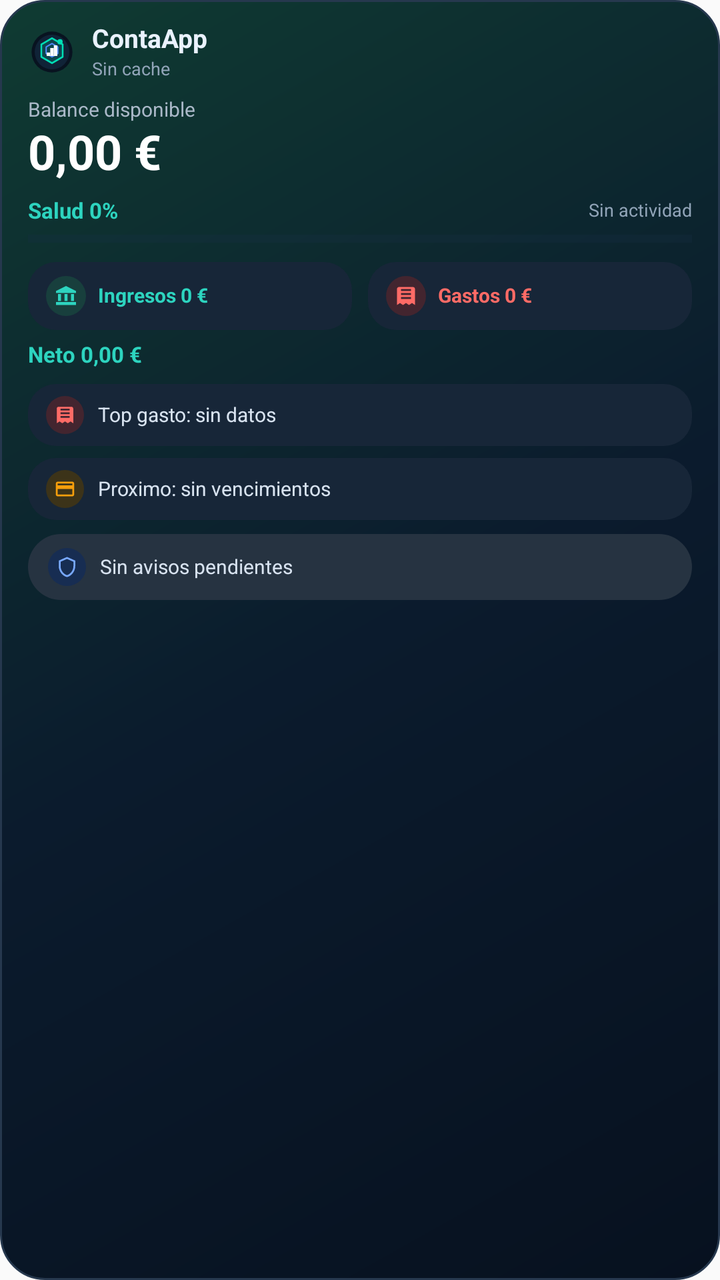
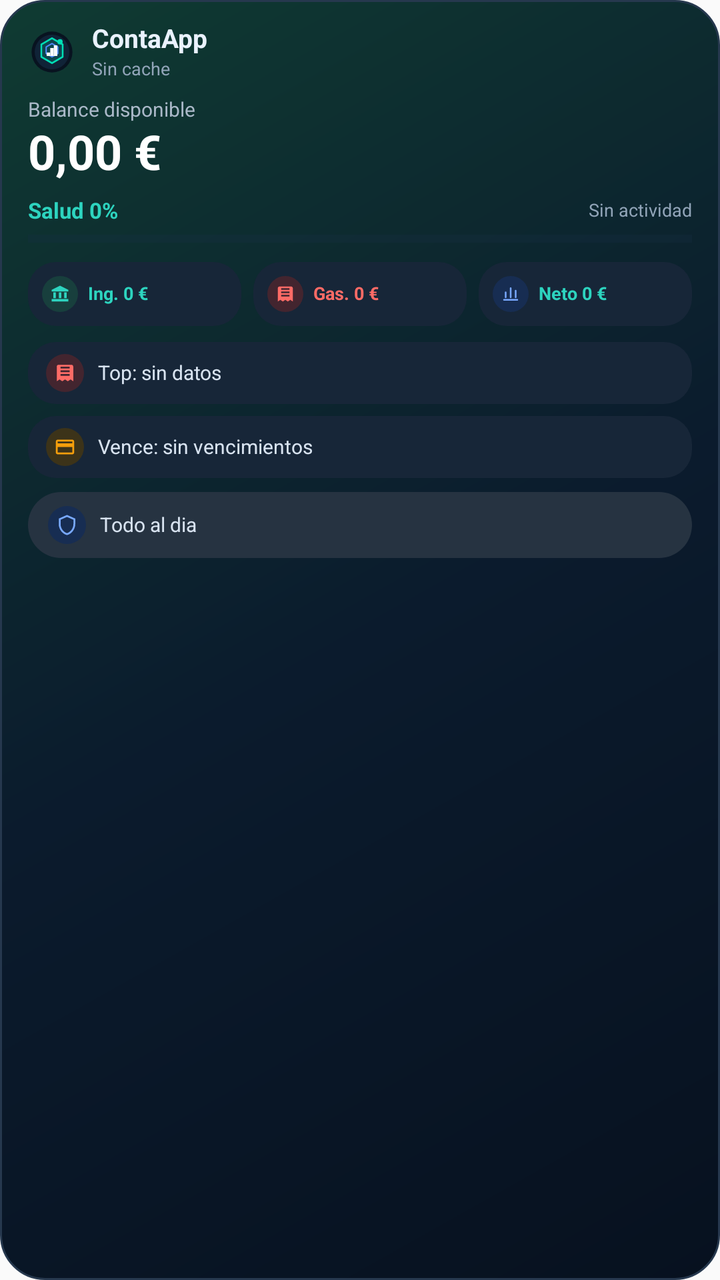

Before-and-after screenshots of an Android layout around one commit, followed by the original layout XML and the change that was made.
<!-- AndroidManifest.xml: application theme Theme.ContaApp -->
<!-- res/layout/widget_conta_summary.xml -->
<?xml version="1.0" encoding="utf-8"?>
<LinearLayout xmlns:android="http://schemas.android.com/apk/res/android"
    android:id="@+id/widget_root"
    android:layout_width="match_parent"
    android:layout_height="match_parent"
    android:background="@drawable/widget_card_background"
    android:orientation="vertical">

    <LinearLayout
        android:layout_width="match_parent"
        android:layout_height="wrap_content"
        android:gravity="center_vertical"
        android:orientation="horizontal">

        <ImageView
            android:id="@+id/widget_logo"
            android:layout_width="24dp"
            android:layout_height="24dp"
            android:layout_marginEnd="8dp"
            android:contentDescription="@string/app_name"
            android:src="@drawable/ic_brand_mark" />

        <LinearLayout
            android:layout_width="0dp"
            android:layout_height="wrap_content"
            android:layout_weight="1"
            android:orientation="vertical">

            <TextView
                android:id="@+id/widget_title"
                android:layout_width="match_parent"
                android:layout_height="wrap_content"
                android:ellipsize="end"
                android:includeFontPadding="false"
                android:maxLines="1"
                android:text="ContaApp"
                android:textColor="#EAF2FF"
                android:textSize="13sp"
                android:textStyle="bold" />

            <TextView
                android:id="@+id/widget_updated"
                android:layout_width="match_parent"
                android:layout_height="wrap_content"
                android:layout_marginTop="2dp"
                android:ellipsize="end"
                android:includeFontPadding="false"
                android:maxLines="1"
                android:text="Sin cache"
                android:textColor="#91A4B8"
                android:textSize="9sp" />
        </LinearLayout>
    </LinearLayout>

    <TextView
        android:id="@+id/widget_balance_label"
        android:layout_width="match_parent"
        android:layout_height="wrap_content"
        android:layout_marginTop="9dp"
        android:includeFontPadding="false"
        android:text="Balance disponible"
        android:textColor="#AAB8C8"
        android:textSize="10sp" />

    <TextView
        android:id="@+id/widget_balance"
        android:layout_width="match_parent"
        android:layout_height="wrap_content"
        android:layout_marginTop="2dp"
        android:ellipsize="end"
        android:includeFontPadding="false"
        android:maxLines="1"
        android:text="0,00 €"
        android:textColor="#FFFFFF"
        android:textSize="24sp"
        android:textStyle="bold" />

    <LinearLayout
        android:layout_width="match_parent"
        android:layout_height="wrap_content"
        android:layout_marginTop="8dp"
        android:gravity="center_vertical"
        android:orientation="horizontal">

        <TextView
            android:id="@+id/widget_health"
            android:layout_width="wrap_content"
            android:layout_height="wrap_content"
            android:includeFontPadding="false"
            android:text="Salud 0%"
            android:textColor="#2DD4BF"
            android:textSize="11sp"
            android:textStyle="bold" />

        <TextView
            android:id="@+id/widget_mix"
            android:layout_width="0dp"
            android:layout_height="wrap_content"
            android:layout_marginStart="8dp"
            android:layout_weight="1"
            android:ellipsize="end"
            android:gravity="end"
            android:includeFontPadding="false"
            android:maxLines="1"
            android:text="Sin actividad"
            android:textColor="#91A4B8"
            android:textSize="9sp" />
    </LinearLayout>

    <ProgressBar
        android:id="@+id/widget_health_bar"
        style="?android:attr/progressBarStyleHorizontal"
        android:layout_width="match_parent"
        android:layout_height="5dp"
        android:layout_marginTop="5dp"
        android:indeterminate="false"
        android:max="100"
        android:progress="0"
        android:progressTint="#00DDB4"
        android:progressBackgroundTint="#1A3147" />

    <LinearLayout
        android:layout_width="match_parent"
        android:layout_height="wrap_content"
        android:layout_marginTop="9dp"
        android:orientation="horizontal">

        <LinearLayout
            android:id="@+id/widget_income_card"
            android:layout_width="0dp"
            android:layout_height="wrap_content"
            android:layout_marginEnd="4dp"
            android:layout_weight="1"
            android:background="@drawable/widget_metric_background"
            android:gravity="center_vertical"
            android:orientation="horizontal"
            android:paddingHorizontal="9dp"
            android:paddingVertical="7dp">

            <ImageView
                android:layout_width="20dp"
                android:layout_height="20dp"
                android:layout_marginEnd="6dp"
                android:background="@drawable/widget_icon_teal_background"
                android:contentDescription="Ingresos"
                android:padding="4dp"
                android:src="@drawable/ic_bank"
                android:tint="#2DD4BF" />

            <TextView
                android:id="@+id/widget_income"
                android:layout_width="0dp"
                android:layout_height="wrap_content"
                android:layout_weight="1"
                android:ellipsize="end"
                android:includeFontPadding="false"
                android:maxLines="1"
                android:text="Ingresos 0 €"
                android:textColor="#2DD4BF"
                android:textSize="10sp"
                android:textStyle="bold" />
        </LinearLayout>

        <LinearLayout
            android:id="@+id/widget_expense_card"
            android:layout_width="0dp"
            android:layout_height="wrap_content"
            android:layout_marginStart="4dp"
            android:layout_weight="1"
            android:background="@drawable/widget_metric_background"
            android:gravity="center_vertical"
            android:orientation="horizontal"
            android:paddingHorizontal="9dp"
            android:paddingVertical="7dp">

            <ImageView
                android:layout_width="20dp"
                android:layout_height="20dp"
                android:layout_marginEnd="6dp"
                android:background="@drawable/widget_icon_coral_background"
                android:contentDescription="Gastos"
                android:padding="4dp"
                android:src="@drawable/ic_receipt"
                android:tint="#FF6B66" />

            <TextView
                android:id="@+id/widget_expense"
                android:layout_width="0dp"
                android:layout_height="wrap_content"
                android:layout_weight="1"
                android:ellipsize="end"
                android:includeFontPadding="false"
                android:maxLines="1"
                android:text="Gastos 0 €"
                android:textColor="#FF6B66"
                android:textSize="10sp"
                android:textStyle="bold" />
        </LinearLayout>
    </LinearLayout>

    <TextView
        android:id="@+id/widget_net"
        android:layout_width="match_parent"
        android:layout_height="wrap_content"
        android:layout_marginTop="6dp"
        android:ellipsize="end"
        android:includeFontPadding="false"
        android:maxLines="1"
        android:text="Neto 0,00 €"
        android:textColor="#2DD4BF"
        android:textSize="11sp"
        android:textStyle="bold" />

    <LinearLayout
        android:id="@+id/widget_top_expense_card"
        android:layout_width="match_parent"
        android:layout_height="wrap_content"
        android:layout_marginTop="8dp"
        android:background="@drawable/widget_metric_background"
        android:gravity="center_vertical"
        android:orientation="horizontal"
        android:paddingHorizontal="9dp"
        android:paddingVertical="6dp">

        <ImageView
            android:layout_width="19dp"
            android:layout_height="19dp"
            android:layout_marginEnd="7dp"
            android:background="@drawable/widget_icon_coral_background"
            android:contentDescription="Top gasto"
            android:padding="4dp"
            android:src="@drawable/ic_receipt"
            android:tint="#FF6B66" />

        <TextView
            android:id="@+id/widget_top_expense"
            android:layout_width="0dp"
            android:layout_height="wrap_content"
            android:layout_weight="1"
            android:ellipsize="end"
            android:includeFontPadding="false"
            android:maxLines="1"
            android:text="Top gasto: sin datos"
            android:textColor="#D8E3F0"
            android:textSize="10sp" />
    </LinearLayout>

    <LinearLayout
        android:id="@+id/widget_next_card"
        android:layout_width="match_parent"
        android:layout_height="wrap_content"
        android:layout_marginTop="6dp"
        android:background="@drawable/widget_metric_background"
        android:gravity="center_vertical"
        android:orientation="horizontal"
        android:paddingHorizontal="9dp"
        android:paddingVertical="6dp">

        <ImageView
            android:layout_width="19dp"
            android:layout_height="19dp"
            android:layout_marginEnd="7dp"
            android:background="@drawable/widget_icon_amber_background"
            android:contentDescription="Proximo vencimiento"
            android:padding="4dp"
            android:src="@drawable/ic_credit_card"
            android:tint="#F59E0B" />

        <TextView
            android:id="@+id/widget_next"
            android:layout_width="0dp"
            android:layout_height="wrap_content"
            android:layout_weight="1"
            android:ellipsize="end"
            android:includeFontPadding="false"
            android:maxLines="1"
            android:text="Proximo: sin vencimientos"
            android:textColor="#D8E3F0"
            android:textSize="10sp" />
    </LinearLayout>

    <LinearLayout
        android:id="@+id/widget_attention_card"
        android:layout_width="match_parent"
        android:layout_height="wrap_content"
        android:layout_marginTop="7dp"
        android:background="@drawable/widget_attention_background"
        android:gravity="center_vertical"
        android:orientation="horizontal"
        android:paddingHorizontal="10dp"
        android:paddingVertical="7dp">

        <ImageView
            android:layout_width="19dp"
            android:layout_height="19dp"
            android:layout_marginEnd="7dp"
            android:background="@drawable/widget_icon_blue_background"
            android:contentDescription="Avisos"
            android:padding="4dp"
            android:src="@drawable/ic_shield"
            android:tint="#78A8FF" />

        <TextView
            android:id="@+id/widget_attention"
            android:layout_width="0dp"
            android:layout_height="wrap_content"
            android:layout_weight="1"
            android:ellipsize="end"
            android:includeFontPadding="false"
            android:maxLines="1"
            android:text="Sin avisos pendientes"
            android:textColor="#D8E3F0"
            android:textSize="10sp" />
    </LinearLayout>

</LinearLayout>
<!-- resources referenced by this layout -->
<resources>
  <!-- drawable ic_bank (drawable) -->
  <vector xmlns:android="http://schemas.android.com/apk/res/android" android:width="24dp" android:height="24dp" android:viewportWidth="24" android:viewportHeight="24">
      <path android:fillColor="#FF000000" android:pathData="M4,10v7h3v-7H4zM10.5,10v7h3v-7h-3zM2,21h20v-3H2v3zM17,10v7h3v-7h-3zM12,2 2,7v2h20V7L12,2z"/>
  </vector>
  <!-- drawable ic_credit_card (drawable) -->
  <vector xmlns:android="http://schemas.android.com/apk/res/android" android:width="24dp" android:height="24dp" android:viewportWidth="24" android:viewportHeight="24">
      <path android:fillColor="#FF000000" android:pathData="M20,4H4c-1.11,0 -1.99,0.89 -1.99,2L2,18c0,1.11 0.89,2 2,2h16c1.11,0 2,-0.89 2,-2V6c0,-1.11 -0.89,-2 -2,-2zM20,18H4v-6h16v6zM20,8H4V6h16v2z"/>
  </vector>
  <!-- drawable ic_receipt (drawable) -->
  <vector xmlns:android="http://schemas.android.com/apk/res/android" android:width="24dp" android:height="24dp" android:viewportWidth="24" android:viewportHeight="24">
      <path android:fillColor="#FF000000" android:pathData="M19,3H5c-1.1,0 -2,0.9 -2,2v16l3,-2 3,2 3,-2 3,2 3,-2 3,2V5c0,-1.1 -0.9,-2 -2,-2zM17,15H7v-2h10v2zM17,11H7V9h10v2zM17,7H7V5h10v2z"/>
  </vector>
  <!-- drawable widget_attention_background (drawable) -->
  <?xml version="1.0" encoding="utf-8"?>
  <shape xmlns:android="http://schemas.android.com/apk/res/android"
      android:shape="rectangle">
      <corners android:radius="20dp" />
      <solid android:color="#263341" />
  </shape>
  <!-- drawable widget_icon_amber_background (drawable) -->
  <?xml version="1.0" encoding="utf-8"?>
  <shape xmlns:android="http://schemas.android.com/apk/res/android"
      android:shape="rectangle">
      <corners android:radius="12dp" />
      <solid android:color="#3C3319" />
  </shape>
  <!-- drawable widget_icon_blue_background (drawable) -->
  <?xml version="1.0" encoding="utf-8"?>
  <shape xmlns:android="http://schemas.android.com/apk/res/android"
      android:shape="rectangle">
      <corners android:radius="12dp" />
      <solid android:color="#172D52" />
  </shape>
  <!-- drawable widget_icon_coral_background (drawable) -->
  <?xml version="1.0" encoding="utf-8"?>
  <shape xmlns:android="http://schemas.android.com/apk/res/android"
      android:shape="rectangle">
      <corners android:radius="12dp" />
      <solid android:color="#43252F" />
  </shape>
  <!-- drawable widget_icon_teal_background (drawable) -->
  <?xml version="1.0" encoding="utf-8"?>
  <shape xmlns:android="http://schemas.android.com/apk/res/android"
      android:shape="rectangle">
      <corners android:radius="12dp" />
      <solid android:color="#183F3D" />
  </shape>
  <!-- drawable widget_metric_background (drawable) -->
  <?xml version="1.0" encoding="utf-8"?>
  <shape xmlns:android="http://schemas.android.com/apk/res/android"
      android:shape="rectangle">
      <corners android:radius="14dp" />
      <solid android:color="#172638" />
  </shape>
  <string name="app_name">ContaApp</string>
  <style name="Theme.ContaApp" parent="android:style/Theme.Material.Light.NoActionBar">
          <item name="android:windowLightStatusBar">true</item>
          <item name="android:statusBarColor">#F8FAFC</item>
          <item name="android:navigationBarColor">#F8FAFC</item>
      </style>
  <!-- unchanged entries left out for length: 3 -->
</resources>

<!-- the commit's change to res/layout/widget_conta_summary.xml (unified diff, before → after) -->
@@ -116,10 +116,11 @@
         android:indeterminate="false"
         android:max="100"
         android:progress="0"
-        android:progressTint="#00DDB4"
-        android:progressBackgroundTint="#1A3147" />
-
-    <LinearLayout
+        android:progressBackgroundTint="#1A3147"
+        android:progressTint="#00DDB4" />
+
+    <LinearLayout
+        android:id="@+id/widget_result_row"
         android:layout_width="match_parent"
         android:layout_height="wrap_content"
         android:layout_marginTop="9dp"
@@ -129,18 +130,18 @@
             android:id="@+id/widget_income_card"
             android:layout_width="0dp"
             android:layout_height="wrap_content"
-            android:layout_marginEnd="4dp"
+            android:layout_marginEnd="3dp"
             android:layout_weight="1"
             android:background="@drawable/widget_metric_background"
             android:gravity="center_vertical"
             android:orientation="horizontal"
-            android:paddingHorizontal="9dp"
+            android:paddingHorizontal="7dp"
             android:paddingVertical="7dp">
 
             <ImageView
-                android:layout_width="20dp"
-                android:layout_height="20dp"
-                android:layout_marginEnd="6dp"
+                android:layout_width="18dp"
+                android:layout_height="18dp"
+                android:layout_marginEnd="5dp"
                 android:background="@drawable/widget_icon_teal_background"
                 android:contentDescription="Ingresos"
                 android:padding="4dp"
@@ -155,9 +156,9 @@
                 android:ellipsize="end"
                 android:includeFontPadding="false"
                 android:maxLines="1"
-                android:text="Ingresos 0 €"
+                android:text="Ing. 0 €"
                 android:textColor="#2DD4BF"
-                android:textSize="10sp"
+                android:textSize="9sp"
                 android:textStyle="bold" />
         </LinearLayout>
 
@@ -165,18 +166,19 @@
             android:id="@+id/widget_expense_card"
             android:layout_width="0dp"
             android:layout_height="wrap_content"
-            android:layout_marginStart="4dp"
+            android:layout_marginStart="3dp"
+            android:layout_marginEnd="3dp"
             android:layout_weight="1"
             android:background="@drawable/widget_metric_background"
             android:gravity="center_vertical"
             android:orientation="horizontal"
-            android:paddingHorizontal="9dp"
+            android:paddingHorizontal="7dp"
             android:paddingVertical="7dp">
 
             <ImageView
-                android:layout_width="20dp"
-                android:layout_height="20dp"
-                android:layout_marginEnd="6dp"
+                android:layout_width="18dp"
+                android:layout_height="18dp"
+                android:layout_marginEnd="5dp"
                 android:background="@drawable/widget_icon_coral_background"
                 android:contentDescription="Gastos"
                 android:padding="4dp"
@@ -191,25 +193,48 @@
                 android:ellipsize="end"
                 android:includeFontPadding="false"
                 android:maxLines="1"
-                android:text="Gastos 0 €"
+                android:text="Gas. 0 €"
                 android:textColor="#FF6B66"
-                android:textSize="10sp"
+                android:textSize="9sp"
                 android:textStyle="bold" />
         </LinearLayout>
-    </LinearLayout>
-
-    <TextView
-        android:id="@+id/widget_net"
-        android:layout_width="match_parent"
-        android:layout_height="wrap_content"
-        android:layout_marginTop="6dp"
-        android:ellipsize="end"
-        android:includeFontPadding="false"
-        android:maxLines="1"
-        android:text="Neto 0,00 €"
-        android:textColor="#2DD4BF"
-        android:textSize="11sp"
-        android:textStyle="bold" />
+
+        <LinearLayout
+            android:id="@+id/widget_net_card"
+            android:layout_width="0dp"
+            android:layout_height="wrap_content"
+            android:layout_marginStart="3dp"
+            android:layout_weight="1"
+            android:background="@drawable/widget_metric_background"
+            android:gravity="center_vertical"
+            android:orientation="horizontal"
+            android:paddingHorizontal="7dp"
+            android:paddingVertical="7dp">
+
+            <ImageView
+                android:layout_width="18dp"
+                android:layout_height="18dp"
+                android:layout_marginEnd="5dp"
+                android:background="@drawable/widget_icon_blue_background"
+                android:contentDescription="Neto"
+                android:padding="4dp"
+                android:src="@drawable/ic_chart"
+                android:tint="#78A8FF" />
+
+            <TextView
+                android:id="@+id/widget_net"
+                android:layout_width="0dp"
+                android:layout_height="wrap_content"
+                android:layout_weight="1"
+                android:ellipsize="end"
+                android:includeFontPadding="false"
+                android:maxLines="1"
+                android:text="Neto 0 €"
+                android:textColor="#2DD4BF"
+                android:textSize="9sp"
+                android:textStyle="bold" />
+        </LinearLayout>
+    </LinearLayout>
 
     <LinearLayout
         android:id="@+id/widget_top_expense_card"
@@ -240,7 +265,7 @@
             android:ellipsize="end"
             android:includeFontPadding="false"
             android:maxLines="1"
-            android:text="Top gasto: sin datos"
+            android:text="Top: sin datos"
             android:textColor="#D8E3F0"
             android:textSize="10sp" />
     </LinearLayout>
@@ -274,7 +299,7 @@
             android:ellipsize="end"
             android:includeFontPadding="false"
             android:maxLines="1"
-            android:text="Proximo: sin vencimientos"
+            android:text="Vence: sin vencimientos"
             android:textColor="#D8E3F0"
             android:textSize="10sp" />
     </LinearLayout>
@@ -308,7 +333,7 @@
             android:ellipsize="end"
             android:includeFontPadding="false"
             android:maxLines="1"
-            android:text="Sin avisos pendientes"
+            android:text="Todo al dia"
             android:textColor="#D8E3F0"
             android:textSize="10sp" />
     </LinearLayout>
<!-- resource entries referenced after the edit -->
@@ -3,6 +3,20 @@
   <!-- drawable ic_bank (drawable) -->
   <vector xmlns:android="http://schemas.android.com/apk/res/android" android:width="24dp" android:height="24dp" android:viewportWidth="24" android:viewportHeight="24">
       <path android:fillColor="#FF000000" android:pathData="M4,10v7h3v-7H4zM10.5,10v7h3v-7h-3zM2,21h20v-3H2v3zM17,10v7h3v-7h-3zM12,2 2,7v2h20V7L12,2z"/>
+  </vector>
+  <!-- drawable ic_chart (drawable) -->
+  <vector xmlns:android="http://schemas.android.com/apk/res/android"
+      android:width="24dp"
+      android:height="24dp"
+      android:viewportWidth="24"
+      android:viewportHeight="24">
+      <path
+          android:fillColor="@android:color/transparent"
+          android:strokeColor="#111827"
+          android:strokeLineCap="round"
+          android:strokeLineJoin="round"
+          android:strokeWidth="2"
+          android:pathData="M4,19L20,19M6,16L6,10M12,16L12,5M18,16L18,8" />
   </vector>
   <!-- drawable ic_credit_card (drawable) -->
   <vector xmlns:android="http://schemas.android.com/apk/res/android" android:width="24dp" android:height="24dp" android:viewportWidth="24" android:viewportHeight="24">
